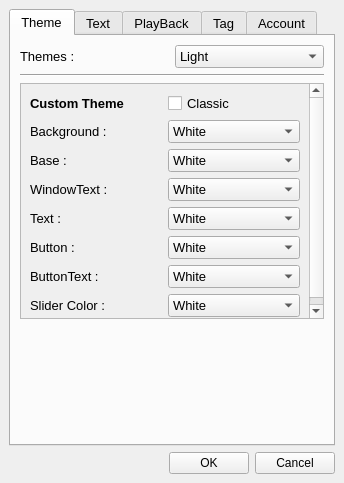
Above: SettingPart/Setting.ui from EE-AUT/Media-player before the change. Below: the same form after it.
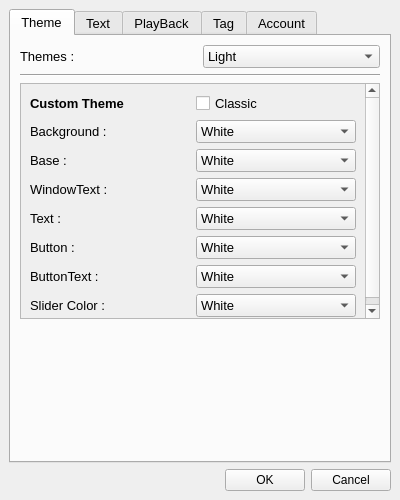
That is the form after the change. The open tabs and pages were chosen to show the change.

Patch:
```diff
--- a/SettingPart/Setting.ui
+++ b/SettingPart/Setting.ui
@@ -6,14 +6,14 @@
    <rect>
     <x>0</x>
     <y>0</y>
-    <width>344</width>
-    <height>483</height>
+    <width>400</width>
+    <height>500</height>
    </rect>
   </property>
   <property name="minimumSize">
    <size>
-    <width>344</width>
-    <height>457</height>
+    <width>400</width>
+    <height>500</height>
    </size>
   </property>
   <property name="windowTitle">
@@ -26,6 +26,12 @@
    <layout class="QGridLayout" name="gridLayout_2">
     <item row="0" column="0">
      <widget class="QTabWidget" name="Tab">
+      <property name="minimumSize">
+       <size>
+        <width>0</width>
+        <height>0</height>
+       </size>
+      </property>
       <property name="font">
        <font>
         <pointsize>10</pointsize>
@@ -99,8 +105,8 @@
             <rect>
              <x>0</x>
              <y>0</y>
-             <width>271</width>
-             <height>312</height>
+             <width>356</width>
+             <height>260</height>
             </rect>
            </property>
            <layout class="QVBoxLayout" name="verticalLayout_5">
```
Left out of the diff: 2 changed lines with no effect on the pictures.
